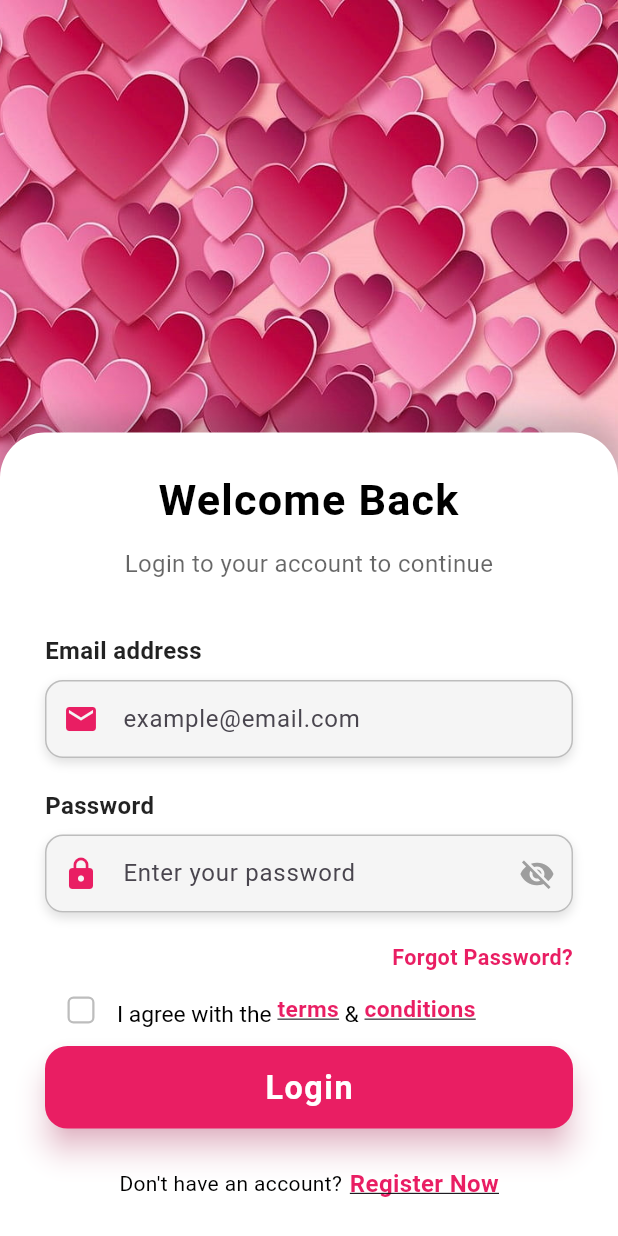
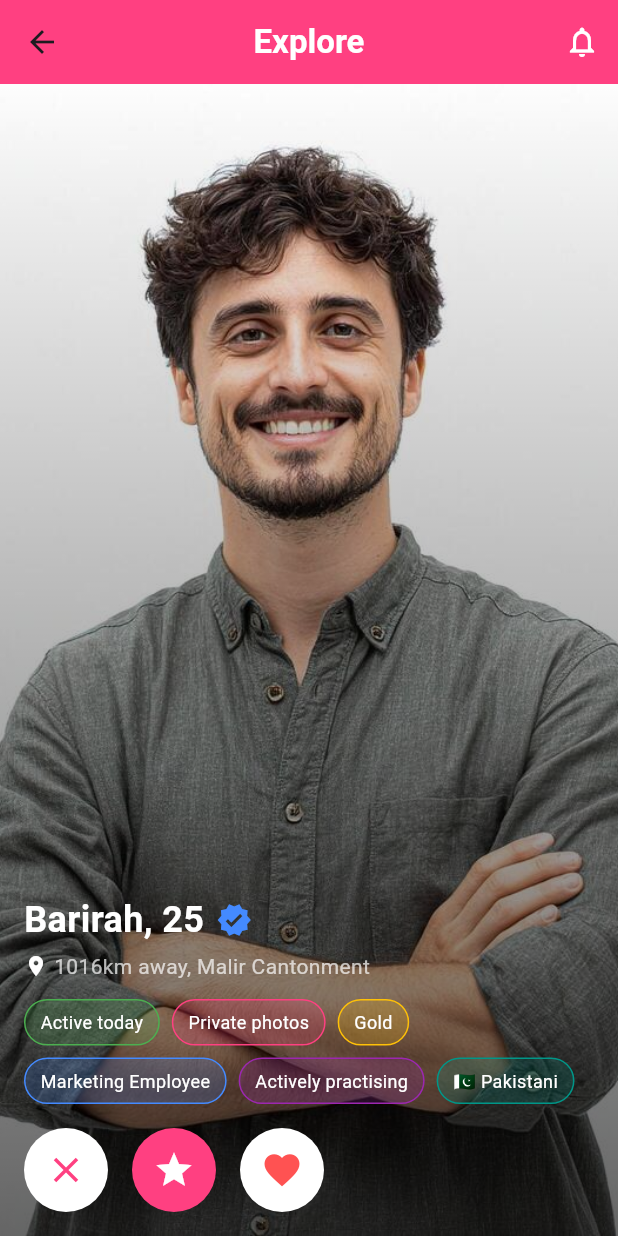
Before and after one commit to Hafiz-Muhammad-Rizwan/Marriage-Bureau, a Flutter app: the screen it shows after launch, after a tap on "Get Started", on a phone screen of 412 x 824 dp. Run offline on Flutter 3.47's test engine with Material 3 defaults, Android fonts, the phone set to English and light mode, and no system bars; our stand-ins replace cloud_firestore, easy_stepper, firebase_auth, firebase_core, image_picker; accounts and stored records are empty; network calls fail.

Commit message:
Home Screen Added

```diff
--- a/lib/RegistrationScreen/BioScreen.dart
+++ b/lib/RegistrationScreen/BioScreen.dart
@@ -2,6 +2,7 @@ import 'package:flutter/material.dart';
 import 'package:marriage_bereau_app/Backend%20Logic/Sign%20Up%20Logic.dart';
 import 'package:marriage_bereau_app/Essentials/fontSizes.dart';
 import 'package:marriage_bereau_app/RegistrationScreen/religionQuote.dart';
+import 'package:marriage_bereau_app/Screens/homeScreen.dart';
 import 'package:provider/provider.dart';
 class Bioscreen extends StatefulWidget {
   const Bioscreen({super.key});
@@ -49,7 +50,7 @@ class _BioscreenState extends State<Bioscreen> {
       progressProvider.nextScreen();
       Navigator.push(
         context,
-        MaterialPageRoute(builder: (context) => MotivationalQuoteScreen()),
+        MaterialPageRoute(builder: (context) => HomeScreen()),
       );
     }
   }
--- /dev/null
+++ b/lib/Screens/homeScreen.dart
@@ -0,0 +1,152 @@
+import 'package:flutter/material.dart';
+
+class HomeScreen extends StatelessWidget {
+  const HomeScreen({super.key});
+
+  @override
+  Widget build(BuildContext context) {
+    final size = MediaQuery.of(context).size;
+
+    return Scaffold(
+      backgroundColor: Colors.white,
+      appBar: AppBar(
+        backgroundColor: Colors.pinkAccent,
+        title: const Text(
+          "Explore",
+          style: TextStyle(
+            color: Colors.white,
+            fontWeight: FontWeight.bold,
+          ),
+        ),
+        centerTitle: true,
+        actions: [
+          IconButton(
+            onPressed: () {},
+            icon: const Icon(Icons.notifications_none, color: Colors.white),
+          ),
+        ],
+      ),
+      body: Stack(
+        children: [
+          Container(
+            width: double.infinity,
+            height: double.infinity,
+            child: Image.asset(
+              "assets/Images/man.jpeg",
+              fit: BoxFit.cover,
+            ),
+          ),
+          Container(
+            decoration: BoxDecoration(
+              gradient: LinearGradient(
+                colors: [
+                  Colors.transparent,
+                  Colors.black.withOpacity(0.6),
+                ],
+                begin: Alignment.topCenter,
+                end: Alignment.bottomCenter,
+              ),
+            ),
+          ),
+          Align(
+            alignment: Alignment.bottomLeft,
+            child: Padding(
+              padding: const EdgeInsets.all(16.0),
+              child: Column(
+                mainAxisSize: MainAxisSize.min,
+                crossAxisAlignment: CrossAxisAlignment.start,
+                children: [
+                  Row(
+                    children: [
+                      Text(
+                        "Barirah, 25",
+                        style: TextStyle(
+                          color: Colors.white,
+                          fontSize: 24,
+                          fontWeight: FontWeight.bold,
+                        ),
+                      ),
+                      const SizedBox(width: 8),
+                      Icon(
+                        Icons.verified,
+                        color: Colors.blueAccent,
+                        size: 24,
+                      ),
+                    ],
+                  ),
+                  const SizedBox(height: 4),
+                  Row(
+                    children: [
+                      Icon(Icons.location_on, color: Colors.white, size: 16),
+                      const SizedBox(width: 4),
+                      Text(
+                        "1016km away, Malir Cantonment",
+                        style: TextStyle(
+                          color: Colors.white70,
+                          fontSize: 14,
+                        ),
+                      ),
+                    ],
+                  ),
+                  const SizedBox(height: 12),
+                  Wrap(
+                    spacing: 8,
+                    runSpacing: 8,
+                    children: [
+                      _buildTag("Active today", Colors.green),
+                      _buildTag("Private photos", Colors.pinkAccent),
+                      _buildTag("Gold", Colors.amber),
+                      _buildTag("Marketing Employee", Colors.blueAccent),
+                      _buildTag("Actively practising", Colors.purple),
+                      _buildTag("🇵🇰 Pakistani", Colors.teal),
+                    ],
+                  ),
+                  const SizedBox(height: 16),
+                  Row(
+                    children: [
+                      _buildActionButton(Icons.clear, Colors.white, Colors.pinkAccent),
+                      const SizedBox(width: 16),
+                      _buildActionButton(Icons.star, Colors.pinkAccent, Colors.white),
+                      const SizedBox(width: 16),
+                      _buildActionButton(Icons.favorite, Colors.white, Colors.redAccent),
+                    ],
+                  ),
+                ],
+              ),
+            ),
+          ),
+        ],
+      ),
+    );
+  }
+
+  Widget _buildTag(String text, Color color) {
+    return Container(
+      padding: const EdgeInsets.symmetric(horizontal: 10, vertical: 6),
+      decoration: BoxDecoration(
+        color: color.withOpacity(0.2),
+        borderRadius: BorderRadius.circular(20),
+        border: Border.all(color: color),
+      ),
+      child: Text(
+        text,
+        style: TextStyle(
+          color: Colors.white,
+          fontSize: 12,
+        ),
+      ),
+    );
+  }
+
+  Widget _buildActionButton(IconData icon, Color bgColor, Color iconColor) {
+    return CircleAvatar(
+      radius: 28,
+      backgroundColor: bgColor,
+      child: Icon(
+        icon,
+        color: iconColor,
+        size: 28,
+      ),
+    );
+  }
+}
--- a/lib/Screens/introScreen.dart
+++ b/lib/Screens/introScreen.dart
@@ -1,4 +1,5 @@
 import 'package:flutter/material.dart';
+import 'package:marriage_bereau_app/Screens/homeScreen.dart';
 import 'package:marriage_bereau_app/Screens/signUpScreen.dart';
 import '../Essentials/colors.dart';
 import '../Essentials/fontSizes.dart';
@@ -110,10 +111,11 @@ class Introscreen extends StatelessWidget {
                                   shadowColor: pinkColor.withOpacity(0.5),
                                 ),
                                 onPressed: () {
-                                  Navigator.push(
-                                    context,
-                                    MaterialPageRoute(builder: (context) => Loginscreen()),
-                                  );
+                                  // Navigator.push(
+                                  //   context,
+                                  //   MaterialPageRoute(builder: (context) => Loginscreen()),
+                                  // );
+                                    Navigator.push(context, MaterialPageRoute(builder: (context)=>HomeScreen()));
                                 },
                                 child: Text(
                                   "Get Started",
```
Also changed, not shown: assets/Images/man.jpeg (added).
